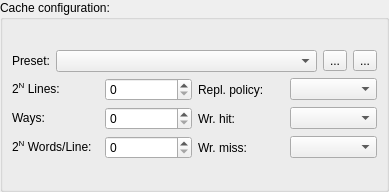
Before: the Qt Designer form src/cachesim/cacheconfigwidget.ui in mortbopet/Ripes, drawn with Qt 5.
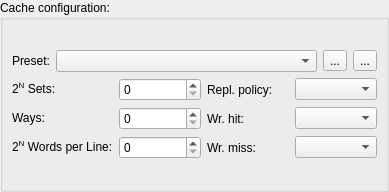
After: the same form once the commit is applied.

Commit message:
Update cache configuration terminology from “lines” to “sets” (#429)
* Update cache configuration terminology from "lines" to "sets"

* Replace cacheconfig.png

* update the doc

The edit to the form file:
```diff
--- a/src/cachesim/cacheconfigwidget.ui
+++ b/src/cachesim/cacheconfigwidget.ui
@@ -89,7 +89,7 @@
             <item row="4" column="0">
              <widget class="QLabel" name="label_4">
               <property name="text">
-               <string>&lt;html&gt;&lt;head/&gt;&lt;body&gt;&lt;p&gt;2&lt;span style=&quot; vertical-align:super;&quot;&gt;N&lt;/span&gt; Lines:&lt;/p&gt;&lt;/body&gt;&lt;/html&gt;</string>
+               <string>&lt;html&gt;&lt;head/&gt;&lt;body&gt;&lt;p&gt;2&lt;span style=&quot; vertical-align:super;&quot;&gt;N&lt;/span&gt; Sets:&lt;/p&gt;&lt;/body&gt;&lt;/html&gt;</string>
               </property>
              </widget>
             </item>
@@ -109,7 +109,7 @@
             <item row="6" column="0">
              <widget class="QLabel" name="label_3">
               <property name="text">
-               <string>&lt;html&gt;&lt;head/&gt;&lt;body&gt;&lt;p&gt;2&lt;span style=&quot; vertical-align:super;&quot;&gt;N&lt;/span&gt; Words/Line:&lt;/p&gt;&lt;/body&gt;&lt;/html&gt;</string>
+               <string>&lt;html&gt;&lt;head/&gt;&lt;body&gt;&lt;p&gt;2&lt;span style=&quot; vertical-align:super;&quot;&gt;N&lt;/span&gt; Words per Line:&lt;/p&gt;&lt;/body&gt;&lt;/html&gt;</string>
               </property>
              </widget>
             </item>
```
The commit also changes 2 other files.
